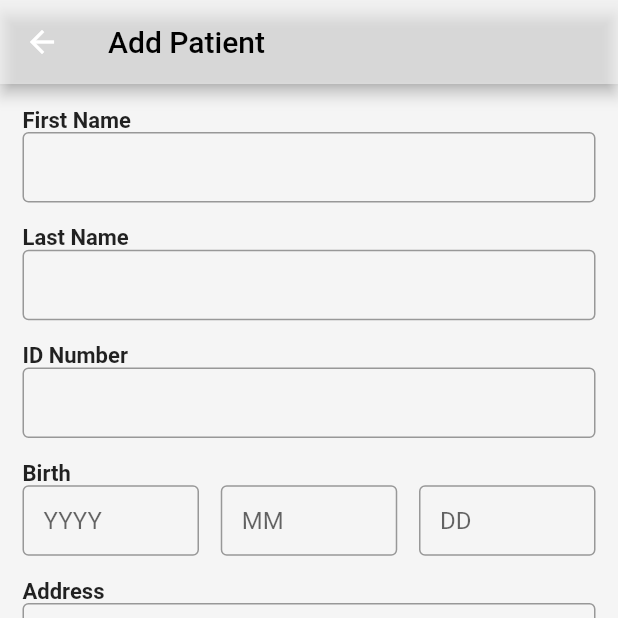
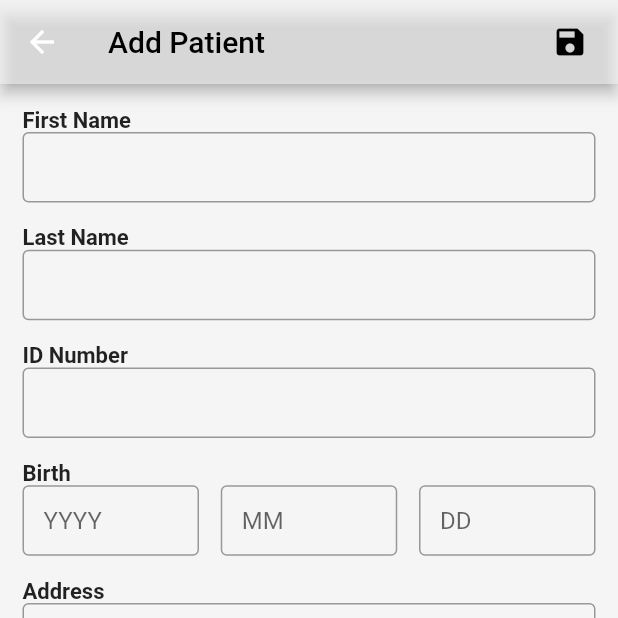
Before and after one commit to sam-sum/clinicpro, a Flutter app: the BottomNav screen opened by its route, item 3 of the bottom bar chosen, on a phone screen of 412 x 824 dp, the top half of it. Run offline on Flutter 3.47's test engine with Material 2 defaults, Android fonts, the phone set to English and light mode, and no system bars.

Commit message:
added save button in add patient page

```diff
--- a/lib/widgets/bottom_nav.dart
+++ b/lib/widgets/bottom_nav.dart
@@ -41,6 +41,19 @@ class _BottomNavState extends State<BottomNav> {
             color: Styles.blackColor,
           ),
         ),
+        actions: <Widget>[
+          if (_selectedIndex == 2)
+            Padding(
+                padding: EdgeInsets.only(right: 20.0),
+                child: GestureDetector(
+                  onTap: () {},
+                  child: Icon(
+                    Icons.save,
+                    color: Colors.black,
+                    size: 24,
+                  ),
+                )),
+        ],
       ),
       body: Center(
         child: _widgetOptions.elementAt(_selectedIndex),
```
